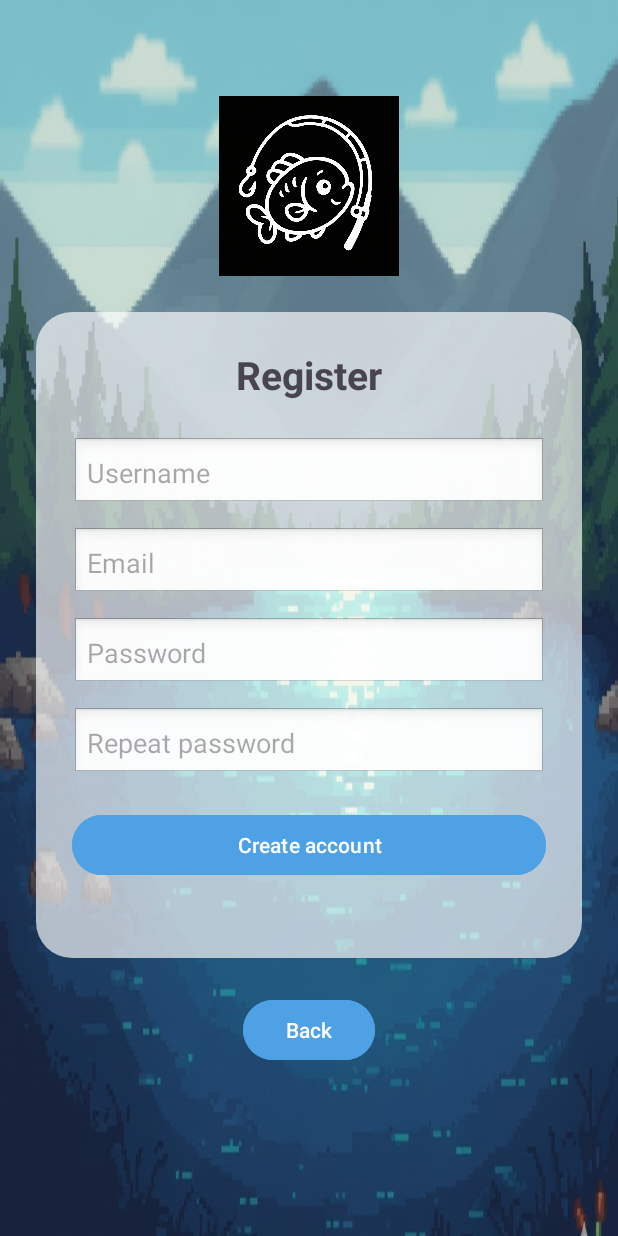
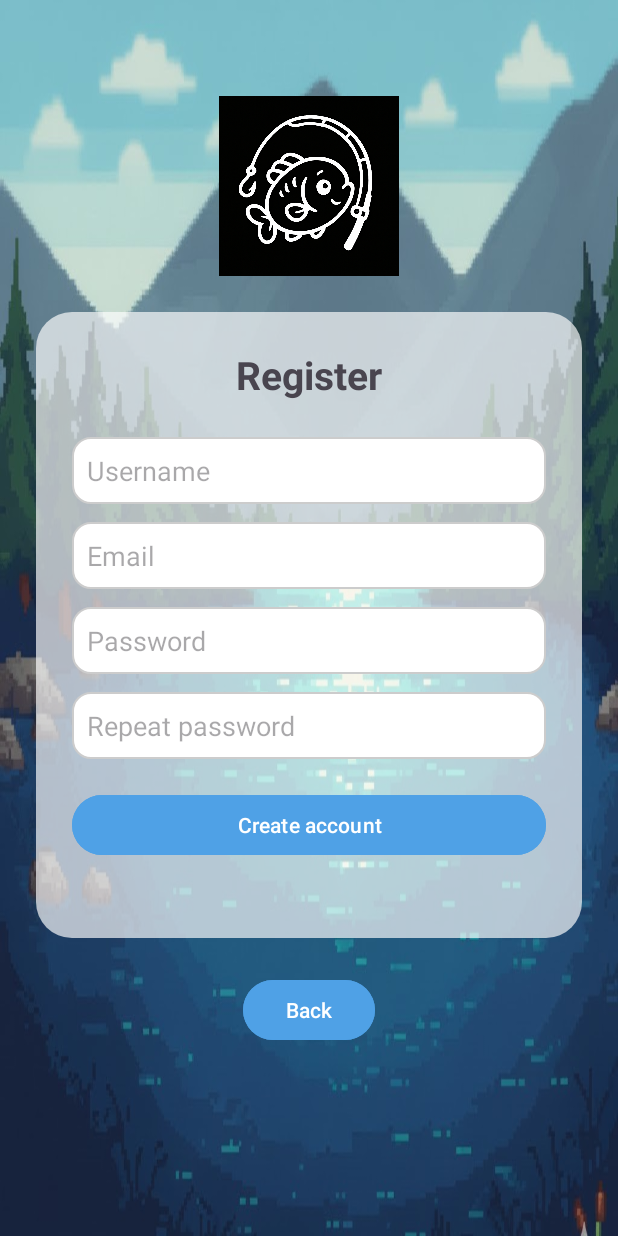
Before and after one commit to Judiiiit/DSA_FishandChill_Frontend, an Android app: the RegisterActivity screen opened directly, with no data from a screen before it, on a phone screen of 412 x 824 dp. Run offline under Robolectric (Android 15) with nearby library versions, the phone set to English and light mode, and no system bars.

Commit message:
Rounden Borders

```diff
--- /dev/null
+++ b/app/src/main/res/drawable/edittext_rounded.xml
@@ -0,0 +1,16 @@
+<?xml version="1.0" encoding="utf-8"?>
+<shape xmlns:android="http://schemas.android.com/apk/res/android">
+    <solid android:color="#FFFFFFFF" /> <!-- Fondo blanco -->
+
+    <corners android:radius="12dp" />   <!-- Borde redondeado -->
+
+    <padding
+        android:left="10dp"
+        android:top="10dp"
+        android:right="10dp"
+        android:bottom="10dp" />
+
+    <stroke
+        android:width="1dp"
+        android:color="#CCCCCC" />      <!-- Borde gris claro -->
+</shape>
--- a/app/src/main/res/layout/activity_login.xml
+++ b/app/src/main/res/layout/activity_login.xml
@@ -45,7 +45,7 @@
                 android:layout_height="wrap_content"
                 android:hint="Username"
                 android:padding="10dp"
-                android:background="@android:drawable/edit_text"
+                android:background="@drawable/edittext_rounded"
                 android:inputType="textPersonName" />
 
             <EditText
@@ -55,7 +55,7 @@
                 android:layout_marginTop="12dp"
                 android:hint="Password"
                 android:padding="10dp"
-                android:background="@android:drawable/edit_text"
+                android:background="@drawable/edittext_rounded"
                 android:inputType="textPassword" />
 
             <Button
--- a/app/src/main/res/layout/activity_register.xml
+++ b/app/src/main/res/layout/activity_register.xml
@@ -45,7 +45,7 @@
                 android:layout_height="wrap_content"
                 android:hint="Username"
                 android:padding="10dp"
-                android:background="@android:drawable/edit_text"
+                android:background="@drawable/edittext_rounded"
                 android:inputType="textPersonName" />
 
             <EditText
@@ -55,7 +55,7 @@
                 android:layout_marginTop="12dp"
                 android:hint="Email"
                 android:padding="10dp"
-                android:background="@android:drawable/edit_text"
+                android:background="@drawable/edittext_rounded"
                 android:inputType="textEmailAddress" />
 
             <EditText
@@ -65,7 +65,7 @@
                 android:layout_marginTop="12dp"
                 android:hint="Password"
                 android:padding="10dp"
-                android:background="@android:drawable/edit_text"
+                android:background="@drawable/edittext_rounded"
                 android:inputType="textPassword" />
 
             <EditText
@@ -75,7 +75,7 @@
                 android:layout_marginTop="12dp"
                 android:hint="Repeat password"
                 android:padding="10dp"
-                android:background="@android:drawable/edit_text"
+                android:background="@drawable/edittext_rounded"
                 android:inputType="textPassword" />
 
             <Button
```
